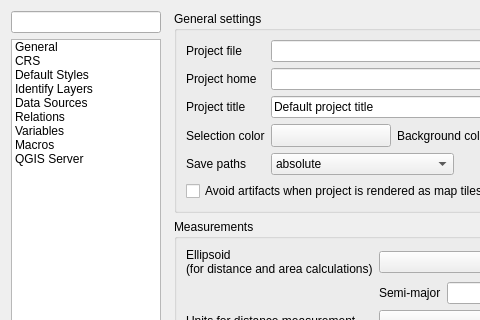
Qt form src/ui/qgsprojectpropertiesbase.ui (carsmie/QGIS) before a commit; both pictures show x 0 to 480 and y 0 to 320 of the 857 by 830 pixel window.
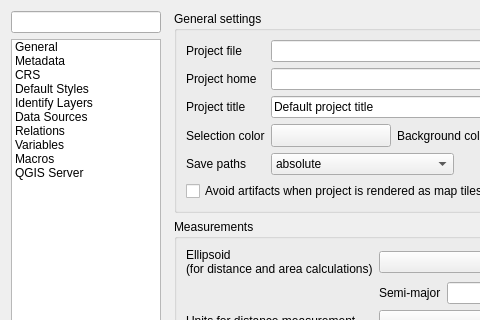
The same form after that commit. Icons and pictures are not drawn. Custom widgets are drawn as their Qt base class.

Commit message:
[FEATURE] Add metadata to QGIS projects
Allows for detailed metadata to be set in project properties,
including abstracts, keywords, contact details, links, etc.

Developed for Arpa Piemonte (Dipartimento Tematico Geologia e Dissesto)
within ERIKUS project

Diff of the .ui file:
```diff
--- a/src/ui/qgsprojectpropertiesbase.ui
+++ b/src/ui/qgsprojectpropertiesbase.ui
@@ -104,6 +104,15 @@
             <normaloff>:/images/themes/default/propertyicons/general.svg</normaloff>:/images/themes/default/propertyicons/general.svg</iconset>
           </property>
          </item>
+         <item>
+          <property name="text">
+           <string>Metadata</string>
+          </property>
+          <property name="icon">
+           <iconset resource="../../images/images.qrc">
+            <normaloff>:/images/themes/default/propertyicons/editmetadata.svg</normaloff>:/images/themes/default/propertyicons/editmetadata.svg</iconset>
+          </property>
+         </item>
          <item>
           <property name="text">
            <string>CRS</string>
```
Left out of the diff: 89 changed lines with no effect on the pictures. The commit also changes 4 other files.
